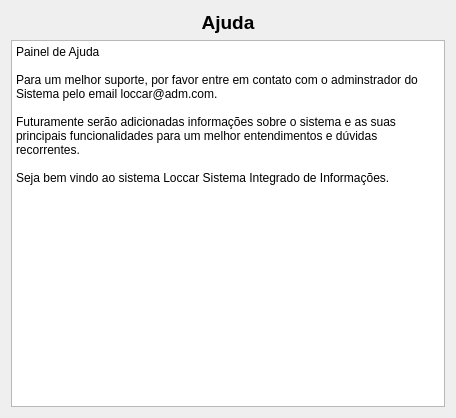
Before: the Qt Designer form ui/ui_ajuda.ui in adaiasreis/Projeto, drawn with Qt 5.
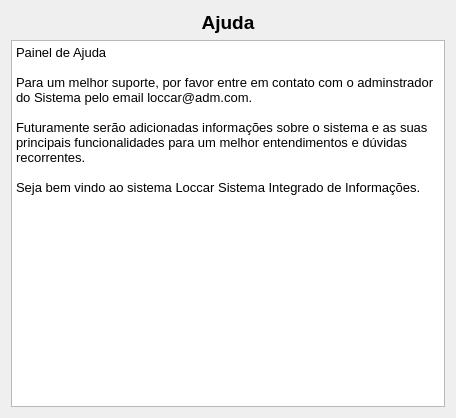
After: the same form once the commit is applied.

Diff of the .ui file:
```diff
--- a/ui/ui_ajuda.ui
+++ b/ui/ui_ajuda.ui
@@ -25,6 +25,11 @@
      </item>
      <item row="1" column="0">
       <widget class="QPlainTextEdit" name="plainTextEdit">
+       <property name="font">
+        <font>
+         <pointsize>10</pointsize>
+        </font>
+       </property>
        <property name="readOnly">
         <bool>true</bool>
        </property>
```
